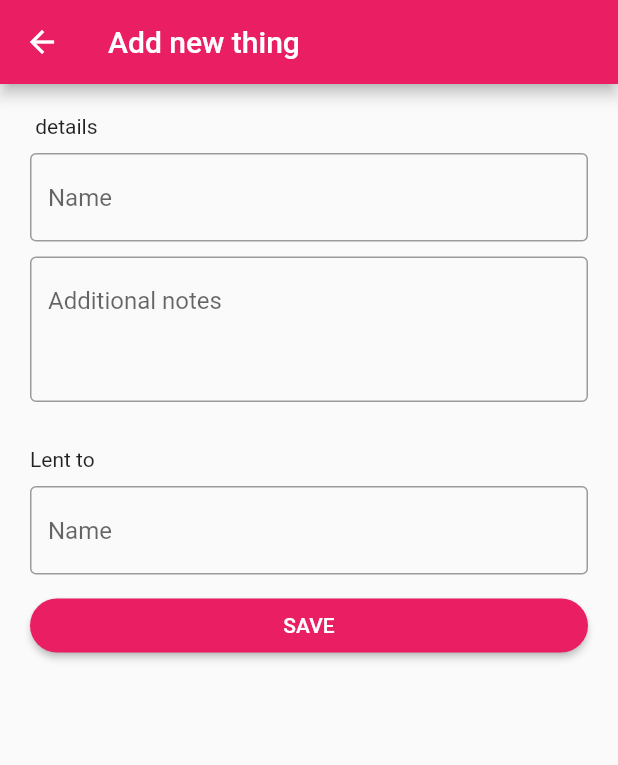
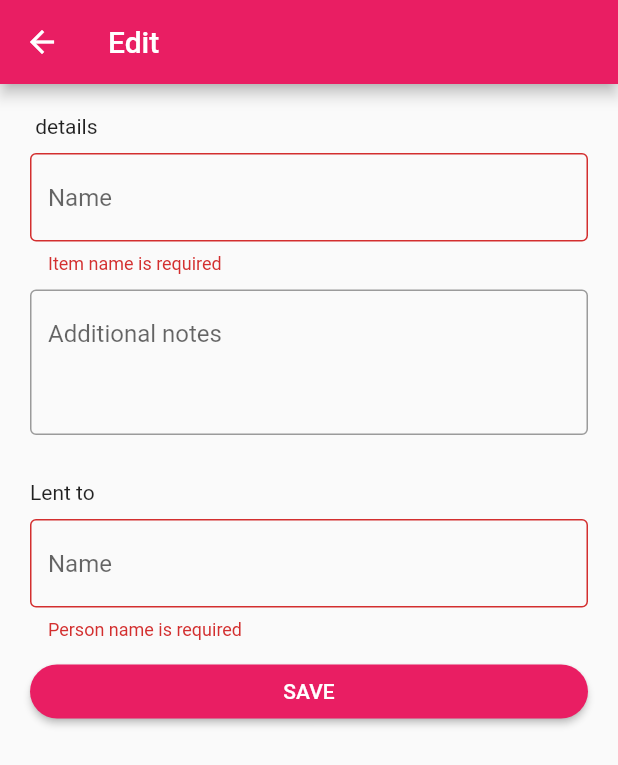
Before and after one commit to lohanidamodar/lender, a Flutter app: the EditPage screen opened directly with empty values, after a tap on "SAVE", on a phone screen of 412 x 824 dp. Shown: the top 765 px of the screen. Run offline on Flutter 3.47's test engine with Material 2 defaults, Android fonts, the phone set to English and light mode, and no system bars; our stand-ins replace cloud_firestore, firebase_auth, google_sign_in, rxdart; accounts and stored records are empty; Roboto replaces fonts that are missing (Raleway).

Commit message:
edit validation

```diff
--- a/lib/ui/pages/edit.dart
+++ b/lib/ui/pages/edit.dart
@@ -39,7 +39,7 @@ class _EditPageState extends State<EditPage> {
   Widget build(BuildContext context) {
     return Scaffold(
       appBar: AppBar(
-        title: Text("Add new thing"),
+        title: Text("Edit"),
       ),
       body: Container(
         padding: EdgeInsets.all(20.0),
@@ -64,6 +64,12 @@ class _EditPageState extends State<EditPage> {
                 itemName = value;
               }
             }),
+            validator: (value){
+              if(value.isEmpty)
+                return item.category == "Money"
+                  ? "Amount is required"
+                  : "Item name is required";
+            },
             decoration: InputDecoration(
               border: OutlineInputBorder(),
               hintText: item.category == 'Money' ? "Amount" : "Name"
@@ -77,6 +83,10 @@ class _EditPageState extends State<EditPage> {
               onSaved: (value) => setState((){
                 currency = value;
               }),
+              validator: (value){
+                if(value.isEmpty)
+                  return "Currency is required";
+              },
               decoration: InputDecoration(
                 border: OutlineInputBorder(),
                 hintText: "Currency"
@@ -102,6 +112,10 @@ class _EditPageState extends State<EditPage> {
             onSaved: (value) => setState((){
               personName = value;
             }),
+            validator: (value){
+              if(value.isEmpty)
+                return "Person name is required";
+            },
             decoration: InputDecoration(
               border: OutlineInputBorder(),
               hintText: "Name"
@@ -118,6 +132,8 @@ class _EditPageState extends State<EditPage> {
   }
 
   void _save(BuildContext context) async {
+    if(!_formKey.currentState.validate())
+      return;
     setState(() {
       loading = true;
     });
```
